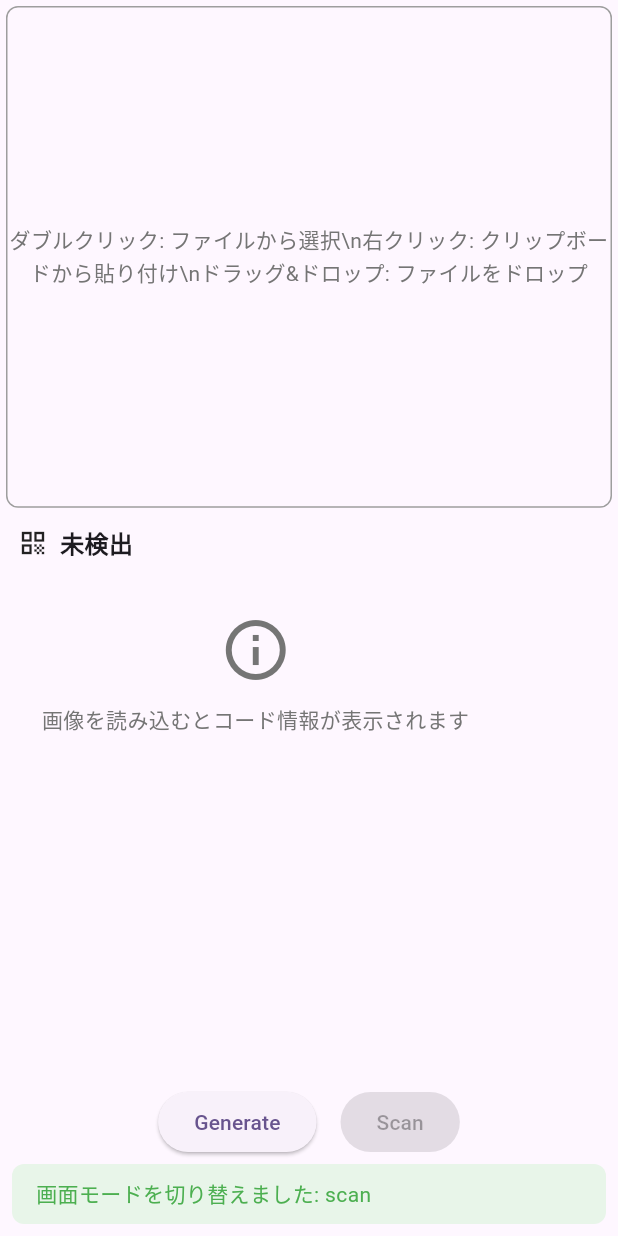
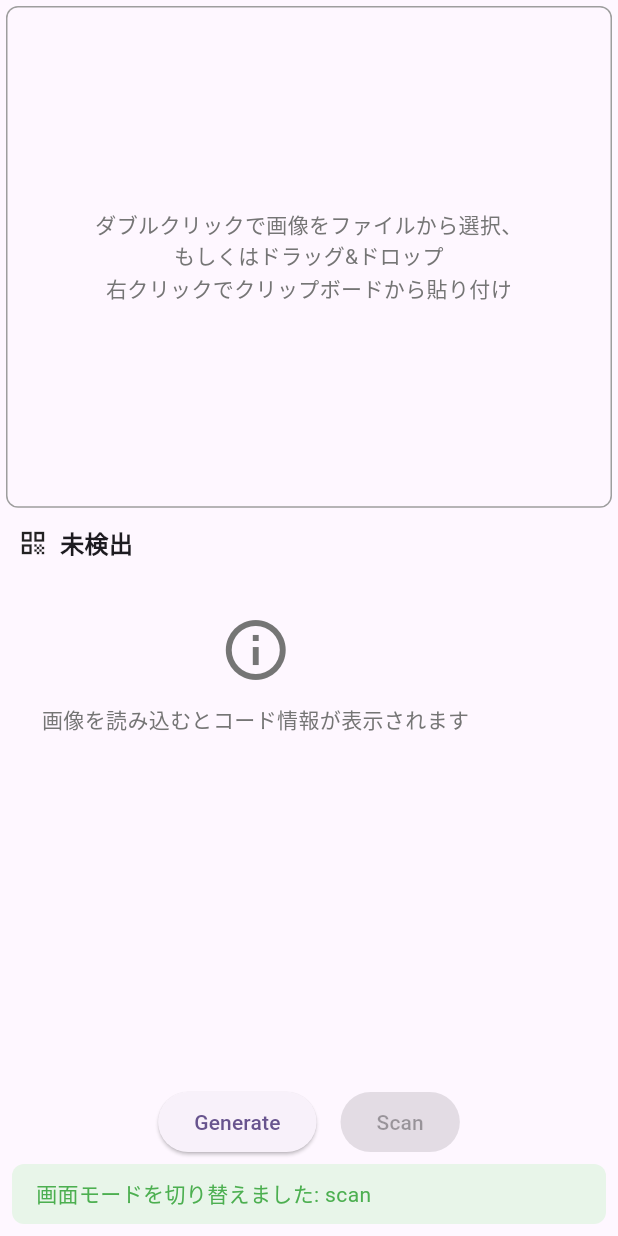
Before and after one commit to boarnasia/qrcodelyze_desktop, a Flutter app: the screen it shows after launch, after a tap on "Scan", on a phone screen of 412 x 824 dp. Run offline on Flutter 3.47's test engine with Material 3 defaults, Android fonts, the phone set to English and light mode, and no system bars; missing offline and left inert: desktop_drop, file_selector, flutter_zxing, pasteboard, window_manager.

Commit message:
feat: スキャン画面にダブルクリックとドラッグ&ドロップの指示を追加し、ヘルプバルーンを表示

```diff
--- a/lib/screens/generate_screen.dart
+++ b/lib/screens/generate_screen.dart
@@ -215,7 +215,7 @@ class _GenerateScreenState extends State<GenerateScreen> {
                         right: 8,
                         child: HelpBalloon(
                           key: const Key('barcode_text_hint_clear'),
-                          text: 'ESC でクリア',
+                          text: 'ESCでクリア',
                         ),
                       ),
                   ],
--- a/lib/screens/scan_screen.dart
+++ b/lib/screens/scan_screen.dart
@@ -10,6 +10,7 @@ import '../models/file_image_source.dart';
 import '../models/image_source.dart';
 import '../providers/scan_provider.dart';
 import '../utils/image_processor.dart';
+import '../widgets/common/help_balloon.dart';
 
 class ScanScreen extends StatefulWidget {
   const ScanScreen({super.key});
@@ -41,6 +42,12 @@ Uint8List convertToRGBX(img.Image decoded) {
 class _ScanScreenState extends State<ScanScreen> {
   final _focusNode = FocusNode();
 
+  final _scanInstructionText =
+    'ダブルクリックで画像をファイルから選択、\n'
+    'もしくはドラッグ&ドロップ\n'
+    '右クリックでクリップボードから貼り付け'
+    ;
+
   @override
   void dispose() {
     _focusNode.dispose();
@@ -59,12 +66,13 @@ class _ScanScreenState extends State<ScanScreen> {
       final result = await ImageProcessor.decodeImageSource(source);
 
       if (result.isValid && result.text != null) {
-        await Clipboard.setData(ClipboardData(text: result.text!));
+        //await Clipboard.setData(ClipboardData(text: result.text!));
         provider.setCodeResult(
           type: result.format?.name,
           content: result.text,
         );
-        logInfo('コードを検出: ${result.format?.name}, クリップボードへコピーしました');
+        //logInfo('コードを検出: ${result.format?.name}, クリップボードへコピーしました');
+        logInfo('コードを検出: ${result.format?.name}');
       } else {
         provider.setCodeResult(type: null, content: null);
         provider.setError('コードが検出できませんでした - 画像にバーコード/QRコードが含まれていない可能性があります');
@@ -98,17 +106,17 @@ class _ScanScreenState extends State<ScanScreen> {
                     border: Border.all(color: Colors.grey),
                     borderRadius: BorderRadius.circular(8),
                   ),
-                  child: Stack(
+                  child:
+                    Consumer<ScanProvider>(
+                      builder: (context, provider, _) {
+                        return Stack(
                           children: [
                             Center(
-                        child: Consumer<ScanProvider>(
-                          builder: (context, provider, _) {
-                            return provider.previewData != null
-                                ? Image.memory(provider.previewData!)
+                              child:
+                                provider.previewData != null
+                                  ?   Image.memory(provider.previewData!)
                                   : Text(
-                                    'ダブルクリック: ファイルから選択\\n'
-                                    '右クリック: クリップボードから貼り付け\\n'
-                                    'ドラッグ&ドロップ: ファイルをドロップ',
+                                      _scanInstructionText,
                                       textAlign: TextAlign.center,
                                       style: TextStyle(
                                         color: Colors.grey[600],
@@ -116,12 +124,20 @@ class _ScanScreenState extends State<ScanScreen> {
                                         height: 1.5,
                                       ),
                                       key: Key('scan_instruction_text'),
-                                  );
-                          },
+                                    )
+                            ),
+                            if (provider.previewData != null)
+                              Positioned(
+                                bottom: 8,
+                                right: 8,
+                                child: HelpBalloon(
+                                  key: Key('scan_help_balloon'),
+                                  text: "$_scanInstructionText\nESCでクリア",
                                 ),
                               ),
                           ],
-                  ),
+                        );
+                    }),
                 ),
               ),
             ),
```
Lines whose indentation alone changed are shown as unchanged.
